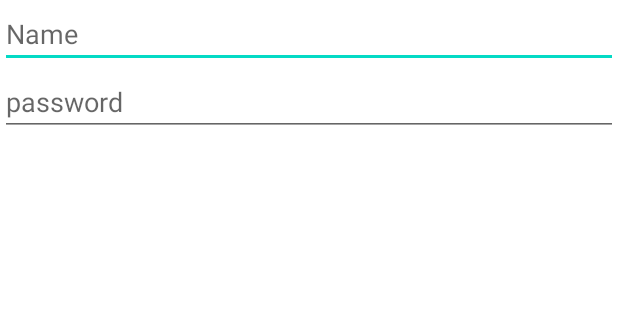
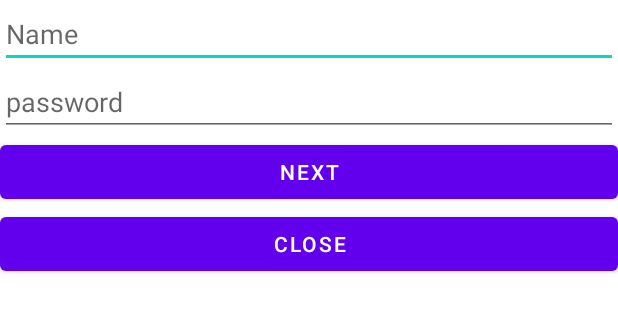
Before and after one commit to PavkaBrika/LearnSeveralActivities, an Android app: the layout activity_bitrhday.xml on its own in the app's theme, with its tools: preview values and no code run, on a phone screen of 412 x 824 dp. Shown: the top 312 px of the screen. Run offline under Robolectric (Android 15) with nearby library versions, the phone set to English and light mode, and no system bars.

```diff
--- a/app/src/main/AndroidManifest.xml
+++ b/app/src/main/AndroidManifest.xml
@@ -12,8 +12,7 @@
         <activity
             android:name=".BitrhdayActivity"
             android:exported="false"
-            android:label="@string/brithday_title"
-            android:theme="@style/Theme.AppCompat.Light.Dialog"/>
+            android:label="@string/brithday_title" />
         <activity
             android:name=".MainActivity"
             android:exported="true">
--- a/app/src/main/res/layout/activity_bitrhday.xml
+++ b/app/src/main/res/layout/activity_bitrhday.xml
@@ -16,7 +16,7 @@
         app:layout_constraintTop_toTopOf="parent" />
 
     <EditText
-        android:id="@+id/editTextPassword"
+        android:id="@+id/editTextCost"
         android:layout_width="match_parent"
         android:layout_height="wrap_content"
         android:hint="password"
@@ -24,5 +24,21 @@
         app:layout_constraintStart_toStartOf="parent"
         app:layout_constraintTop_toBottomOf="@+id/editTextName" />
 
+    <Button
+        android:id="@+id/buttonNext"
+        android:layout_width="match_parent"
+        android:layout_height="wrap_content"
+        android:text="next"
+        app:layout_constraintTop_toBottomOf="@+id/editTextCost"
+        tools:layout_editor_absoluteX="36dp" />
+
+    <Button
+        android:id="@+id/buttonClose"
+        android:layout_width="match_parent"
+        android:layout_height="wrap_content"
+        android:text="close"
+        app:layout_constraintTop_toBottomOf="@+id/buttonNext"
+        tools:layout_editor_absoluteX="0dp" />
+
 
 </androidx.constraintlayout.widget.ConstraintLayout>
```
Also changed, not shown: app/src/main/java/com/example/learnseveralactivities/BitrhdayActivity.java (+24 -0 lines), app/src/main/java/com/example/learnseveralactivities/MainActivity.java (+61 -19 lines), app/src/main/res/layout/activity_main.xml (+14 -2 lines).
